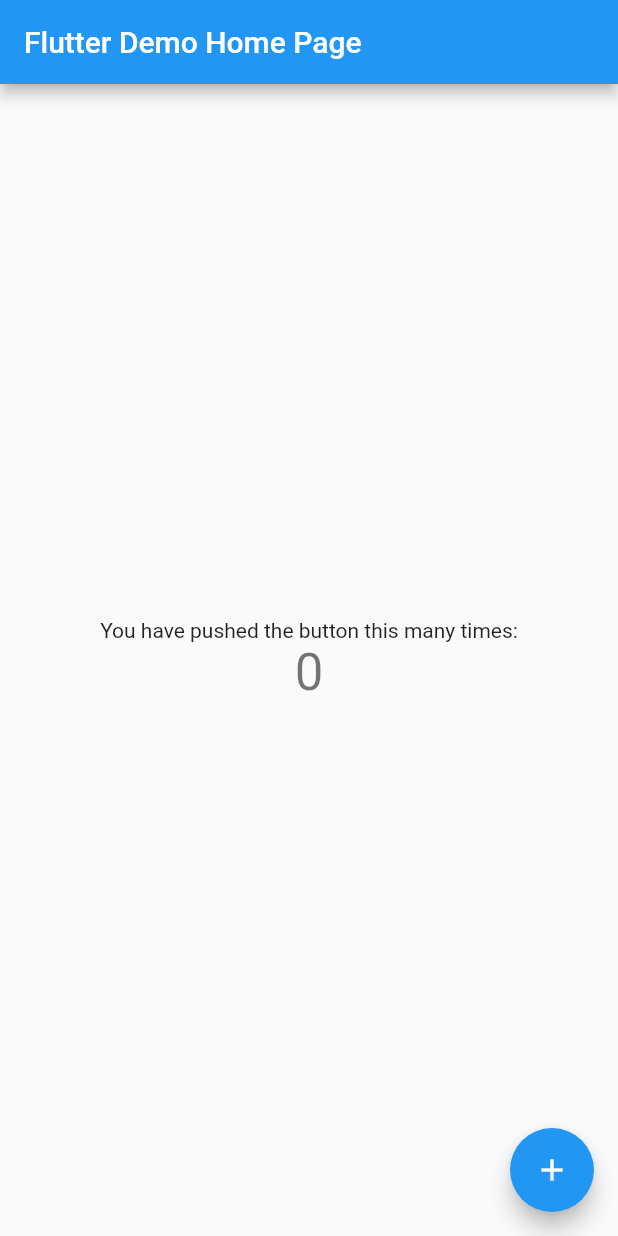
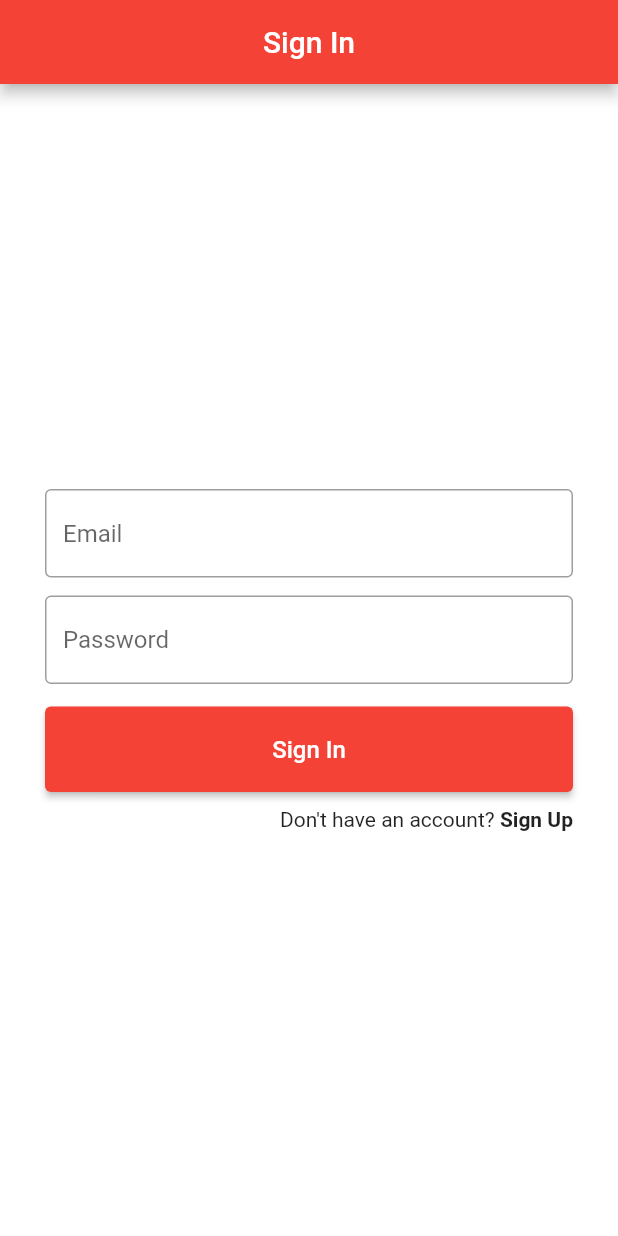
Before and after one commit to alliMahmudov/flutter_storage, a Flutter app: the screen it shows after launch, on a phone screen of 412 x 824 dp. Run offline on Flutter 3.47's test engine with Material 2 defaults, Android fonts, the phone set to English and light mode, and no system bars; our stand-ins replace firebase_auth, firebase_core; accounts and stored records are empty.

Commit message:
Firebase Sign in Sign out

```diff
--- a/lib/main.dart
+++ b/lib/main.dart
@@ -1,6 +1,15 @@
+import 'dart:ui';
+
+import 'package:firebase_core/firebase_core.dart';
 import 'package:flutter/material.dart';
+import 'package:flutter_advanced/pages/main_page.dart';
+import 'package:flutter_advanced/pages/signin_page.dart';
+import 'package:flutter_advanced/pages/signup_page.dart';
+import 'package:flutter_advanced/pages/splash_page.dart';
 
-void main() {
+void main()  async{
+  WidgetsFlutterBinding.ensureInitialized();
+  await Firebase.initializeApp();
   runApp(const MyApp());
 }
 
@@ -13,103 +22,14 @@
     return MaterialApp(
       title: 'Flutter Demo',
       theme: ThemeData(
-        // This is the theme of your application.
-        //
-        // Try running your application with "flutter run". You'll see the
-        // application has a blue toolbar. Then, without quitting the app, try
-        // changing the primarySwatch below to Colors.green and then invoke
-        // "hot reload" (press "r" in the console where you ran "flutter run",
-        // or simply save your changes to "hot reload" in a Flutter IDE).
-        // Notice that the counter didn't reset back to zero; the application
-        // is not restarted.
-        primarySwatch: Colors.blue,
+        primarySwatch: Colors.red,
       ),
-      home: const MyHomePage(title: 'Flutter Demo Home Page'),
+      home: const SplashPage(),
+      routes: {
+        MainPage.id: (context) => const MainPage(),
+        SignInPage.id: (context) => const SignInPage(),
+        SignUpPage.id: (context) => const SignUpPage(),
+      },
     );
   }
 }
-
-class MyHomePage extends StatefulWidget {
-  const MyHomePage({super.key, required this.title});
-
-  // This widget is the home page of your application. It is stateful, meaning
-  // that it has a State object (defined below) that contains fields that affect
-  // how it looks.
-
-  // This class is the configuration for the state. It holds the values (in this
-  // case the title) provided by the parent (in this case the App widget) and
-  // used by the build method of the State. Fields in a Widget subclass are
-  // always marked "final".
-
-  final String title;
-
-  @override
-  State<MyHomePage> createState() => _MyHomePageState();
-}
-
-class _MyHomePageState extends State<MyHomePage> {
-  int _counter = 0;
-
-  void _incrementCounter() {
-    setState(() {
-      // This call to setState tells the Flutter framework that something has
-      // changed in this State, which causes it to rerun the build method below
-      // so that the display can reflect the updated values. If we changed
-      // _counter without calling setState(), then the build method would not be
-      // called again, and so nothing would appear to happen.
-      _counter++;
-    });
-  }
-
-  @override
-  Widget build(BuildContext context) {
-    // This method is rerun every time setState is called, for instance as done
-    // by the _incrementCounter method above.
-    //
-    // The Flutter framework has been optimized to make rerunning build methods
-    // fast, so that you can just rebuild anything that needs updating rather
-    // than having to individually change instances of widgets.
-    return Scaffold(
-      appBar: AppBar(
-        // Here we take the value from the MyHomePage object that was created by
-        // the App.build method, and use it to set our appbar title.
-        title: Text(widget.title),
-      ),
-      body: Center(
-        // Center is a layout widget. It takes a single child and positions it
-        // in the middle of the parent.
-        child: Column(
-          // Column is also a layout widget. It takes a list of children and
-          // arranges them vertically. By default, it sizes itself to fit its
-          // children horizontally, and tries to be as tall as its parent.
-          //
-          // Invoke "debug painting" (press "p" in the console, choose the
-          // "Toggle Debug Paint" action from the Flutter Inspector in Android
-          // Studio, or the "Toggle Debug Paint" command in Visual Studio Code)
-          // to see the wireframe for each widget.
-          //
-          // Column has various properties to control how it sizes itself and
-          // how it positions its children. Here we use mainAxisAlignment to
-          // center the children vertically; the main axis here is the vertical
-          // axis because Columns are vertical (the cross axis would be
-          // horizontal).
-          mainAxisAlignment: MainAxisAlignment.center,
-          children: <Widget>[
-            const Text(
-              'You have pushed the button this many times:',
-            ),
-            Text(
-              '$_counter',
-              style: Theme.of(context).textTheme.headlineMedium,
-            ),
-          ],
-        ),
-      ),
-      floatingActionButton: FloatingActionButton(
-        onPressed: _incrementCounter,
-        tooltip: 'Increment',
-        child: const Icon(Icons.add),
-      ), // This trailing comma makes auto-formatting nicer for build methods.
-    );
-  }
-}
--- /dev/null
+++ b/lib/pages/signin_page.dart
@@ -0,0 +1,119 @@
+import 'package:firebase_auth/firebase_auth.dart';
+import 'package:flutter/material.dart';
+import 'package:flutter_advanced/pages/main_page.dart';
+import 'package:flutter_advanced/pages/signup_page.dart';
+import 'package:flutter_advanced/service/auth_service.dart';
+
+class SignInPage extends StatefulWidget {
+  static const String id = "signIn_page";
+
+  const SignInPage({Key? key}) : super(key: key);
+
+  @override
+  State<SignInPage> createState() => _SignInPageState();
+}
+
+class _SignInPageState extends State<SignInPage> {
+  var isLoading = false;
+  var emailController = TextEditingController();
+  var passwordController = TextEditingController();
+
+  void _callSignUpPage() {
+    Navigator.pushReplacementNamed(context, SignUpPage.id);
+  }
+
+  _doSignIn() {
+    String email = emailController.text.toString().trim();
+    String password = passwordController.text.toString().trim();
+    if (email.isEmpty || password.isEmpty) return;
+    setState(() {
+      isLoading = true;
+    });
+    AuthService.signInUser(email, password).then((value) => {
+          responseSignIn(value!),
+        });
+  }
+
+  void responseSignIn(User firebaseUser) {
+    setState(() {
+      isLoading = false;
+    });
+    Navigator.pushReplacementNamed(context, MainPage.id);
+  }
+
+  @override
+  Widget build(BuildContext context) {
+    return Scaffold(
+        appBar: AppBar(
+          title: const Text("Sign In"),
+          centerTitle: true,
+        ),
+        backgroundColor: Colors.white,
+        body: Stack(
+          children: [
+            Padding(
+              padding: const EdgeInsets.symmetric(horizontal: 30),
+              child: Column(
+                mainAxisAlignment: MainAxisAlignment.center,
+                children: [
+                  // #Email
+                  TextField(
+                    controller: emailController,
+                    decoration: const InputDecoration(
+                      border: OutlineInputBorder(),
+                      hintText: "Email",
+                    ),
+                  ),
+                  const SizedBox(
+                    height: 12,
+                  ),
+                  // #Password
+                  TextField(
+                    controller: passwordController,
+                    obscureText: true,
+                    decoration: const InputDecoration(
+                      border: OutlineInputBorder(),
+                      hintText: "Password",
+                    ),
+                  ),
+                  const SizedBox(
+                    height: 15,
+                  ),
+                  // #Sign In button
+                  ElevatedButton(
+                    onPressed: _doSignIn,
+                    child: const Center(
+                      heightFactor: 3,
+                      child: Text(
+                        "Sign In",
+                        style: TextStyle(fontSize: 16),
+                      ),
+                    ),
+                  ),
+                  const SizedBox(
+                    height: 10,
+                  ),
+                  // #Sign Up(navigator)
+                  Row(
+                    mainAxisAlignment: MainAxisAlignment.end,
+                    children: [
+                      const Text("Don't have an account? "),
+                      GestureDetector(
+                        onTap: _callSignUpPage,
+                        child: const Text("Sign Up",
+                            style: TextStyle(fontWeight: FontWeight.bold)),
+                      ),
+                    ],
+                  ),
+                ],
+              ),
+            ),
+            isLoading
+                ? const Center(
+                    child: CircularProgressIndicator(),
+                  )
+                : const SizedBox.shrink()
+          ],
+        ));
+  }
+}
--- /dev/null
+++ b/lib/service/auth_service.dart
@@ -0,0 +1,31 @@
+import 'package:firebase_auth/firebase_auth.dart';
+import 'package:flutter/cupertino.dart';
+import 'package:flutter_advanced/pages/signin_page.dart';
+
+class AuthService {
+  static final _auth = FirebaseAuth.instance;
+
+  static bool isLoggedIn() {
+    final User? firebaseUser = _auth.currentUser;
+    return firebaseUser != null;
+  }
+
+  static Future<User?> signInUser(String email, String password) async {
+    await _auth.signInWithEmailAndPassword(email: email, password: password);
+    final User firebaseUser = _auth.currentUser!;
+    return firebaseUser;
+  }
+
+  static Future<User?> signUpUser(
+      String fullname, String email, String password) async {
+    var authResult = await _auth.createUserWithEmailAndPassword(
+        email: email, password: password);
+    User? user = authResult.user;
+    return user;
+  }
+
+  static void signOutUser(BuildContext context) {
+    _auth.signOut();
+    Navigator.pushReplacementNamed(context, SignInPage.id);
+  }
+}
```
Also changed, not shown: lib/pages/main_page.dart (added, +30 -0 lines), lib/pages/signup_page.dart (added, +133 -0 lines), lib/pages/splash_page.dart (added, +48 -0 lines), pubspec.yaml (+4 -34 lines), pubspec.lock, 4 other files.
